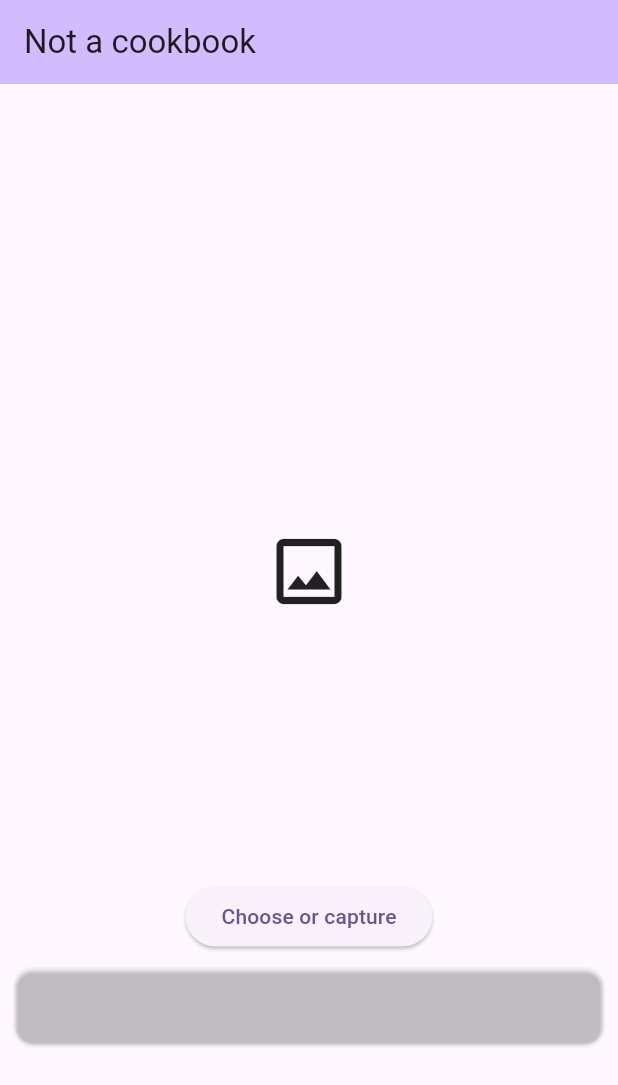
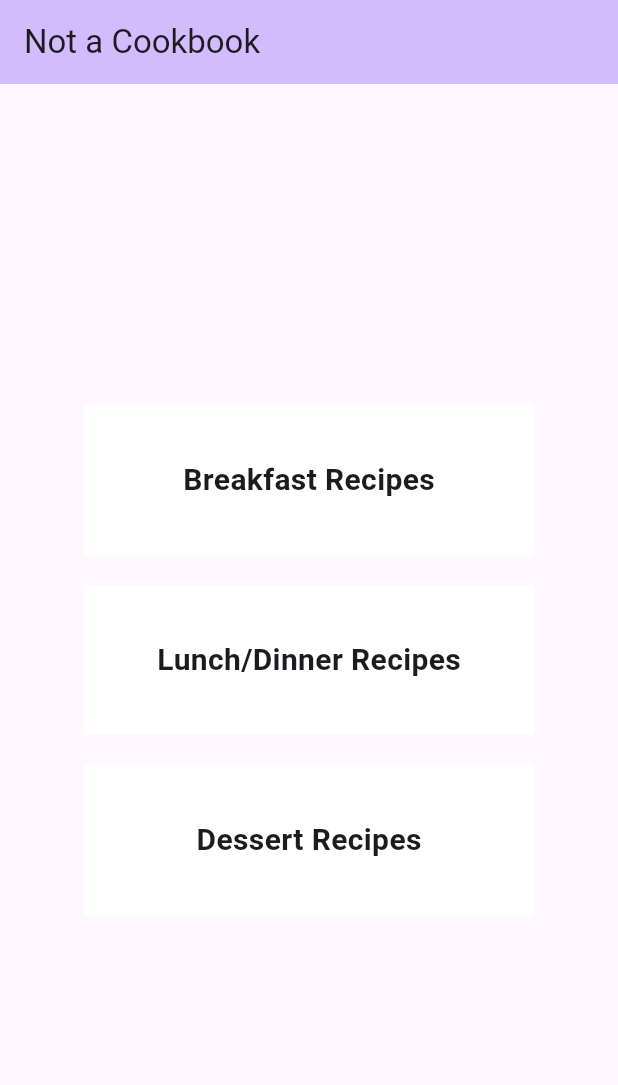
Before and after one commit to d-yaneva/notacookbook, a Flutter app: the screen it shows after launch, on a phone screen of 412 x 824 dp. Shown: the top 1085 px of the screen. Run offline on Flutter 3.47's test engine with Material 3 defaults, Android fonts, the phone set to English and light mode, and no system bars; our stand-ins replace image_picker; missing offline and left inert: google_mlkit_image_labeling.

Commit message:
home screen added

```diff
--- a/lib/main.dart
+++ b/lib/main.dart
@@ -1,11 +1,5 @@
-import 'dart:io';
-
 import 'package:flutter/material.dart';
-import 'package:google_mlkit_image_labeling/google_mlkit_image_labeling.dart';
-import 'package:image_picker/image_picker.dart';
-import 'package:flutter/services.dart';
-import 'package:path/path.dart';
-import 'package:path_provider/path_provider.dart';
+import 'package:notacookbook/screens/home_screen.dart';
 
 void main() {
   runApp(const MyApp());
@@ -14,153 +8,15 @@ void main() {
 class MyApp extends StatelessWidget {
   const MyApp({super.key});
 
-  // This widget is the root of your application.
   @override
   Widget build(BuildContext context) {
     return MaterialApp(
       title: 'Flutter Demo',
       theme: ThemeData(
-
         colorScheme: ColorScheme.fromSeed(seedColor: Colors.deepPurple),
         useMaterial3: true,
       ),
-      home: const MyHomePage(title: 'Not a cookbook'),
+      home: const HomeScreen(title: 'Not a Cookbook'),
     );
   }
 }
-
-class MyHomePage extends StatefulWidget {
-  const MyHomePage({super.key, required this.title});
-  final String title;
-
-  @override
-  State<MyHomePage> createState() => _MyHomePageState();
-}
-
-class _MyHomePageState extends State<MyHomePage> {
-  File? image;
-  late ImagePicker imagePicker;
-  late ImageLabeler labeler;
-
-  @override
-  void initState() {
-
-    super.initState();
-    imagePicker = ImagePicker();
-
-    //  ImageLabelerOptions options = ImageLabelerOptions(confidenceThreshold: 0.6); // from 0 to 1
-    //  labeler = ImageLabeler(options: options);
-    loadModel();
-  }
-
-loadModel() async {
-  final modelPath = await getModelPath('assets/foods.tflite');
-final options = LocalLabelerOptions(
-  confidenceThreshold: 0.7,
-  modelPath: modelPath,
-);
- labeler = ImageLabeler(options: options);
-}
-
-   chooseImage()async{
-    XFile? selectedImage = await imagePicker.pickImage(source: ImageSource.gallery);
-    if(selectedImage != null){
-      image = File(selectedImage.path);
-      performImageLabeling();
-      setState(() {
-        image;
-      });
-    }
-
-  }
-
-   captureImage()async{
-    XFile? selectedImage = await imagePicker.pickImage(source: ImageSource.camera);
-    if(selectedImage != null){
-      image = File(selectedImage.path);
-      performImageLabeling();
-      setState(() {
-        image;
-      });
-    }
-
-  }
-
-String results = "";
-
-performImageLabeling() async {
-  results = "";
-
-InputImage inputImage = InputImage.fromFile(image!);
-
-final List<ImageLabel> labels = await labeler.processImage(inputImage);
-
-for (ImageLabel label in labels) {
-  final String text = label.label;
-  final int index = label.index;
-  final double confidence = label.confidence;
-
-  print(text+""+confidence.toString());
-  results+=text+""+confidence.toStringAsFixed(2)+"\n";
-
-  setState(() {
-    results;
-  });
-}
-
-}
-
-Future<String> getModelPath(String asset) async {
-  final path = '${(await getApplicationSupportDirectory()).path}/$asset';
-  await Directory(dirname(path)).create(recursive: true);
-  final file = File(path);
-  if (!await file.exists()) {
-    final byteData = await rootBundle.load(asset);
-    await file.writeAsBytes(byteData.buffer
-            .asUint8List(byteData.offsetInBytes, byteData.lengthInBytes));
-  }
-  return file.path;
-}
-
-  @override
-  Widget build(BuildContext context) {
-    return Scaffold(
-      appBar: AppBar(
-        backgroundColor: Theme.of(context).colorScheme.inversePrimary,
-        title: Text(widget.title),
-      ),
-      body: Center(
-        child:SingleChildScrollView(
-        child: Column(
-          mainAxisAlignment: MainAxisAlignment.center,
-          children: <Widget>[
-              Container(
-                width: MediaQuery.of(context).size.width,
-                height: MediaQuery.of(context).size.height/2,
-                child: image == null
-                    ? Icon(Icons.image_outlined, size: 58)
-                    : Image.file(image!),
-              ),
-            ElevatedButton(onPressed: () {
-              chooseImage();
-            },onLongPress: (){
-              captureImage();
-            },
-             child: const Text('Choose or capture')),
-            Card(
-              color: Colors.white10,
-              child: Container(
-                child:Text(results,style: TextStyle(fontSize: 21),),
-                width: MediaQuery.of(context).size.width,
-                padding: EdgeInsets.all(10),
-
-              ) ,
-               margin: EdgeInsets.all(10),
-            )
-          ],
-        ),
-        ),
-      ),
-    );
-  }
-}
--- /dev/null
+++ b/lib/screens/home_screen.dart
@@ -0,0 +1,102 @@
+import 'dart:io';
+import 'package:flutter/material.dart';
+
+class HomeScreen extends StatelessWidget {
+  const HomeScreen({super.key, required this.title});
+  final String title;
+
+  @override
+  Widget build(BuildContext context) {
+    return Scaffold(
+      appBar: AppBar(
+        backgroundColor: Theme.of(context).colorScheme.inversePrimary,
+        title: Text(title),
+      ),
+      body: Center(
+        child: Column(
+          mainAxisAlignment: MainAxisAlignment.center,
+          children: [
+            GestureDetector(
+              onTap: () => Navigator.push(
+                context,
+                MaterialPageRoute(
+                  builder: (context) => RecipeListScreen(type: 'Breakfast'),
+                ),
+              ),
+              child: Container(
+                width: 300,
+                height: 100,
+                margin: const EdgeInsets.all(10),
+                color: Colors.white,
+                alignment: Alignment.center,
+                child: const Text(
+                  'Breakfast Recipes',
+                  style: TextStyle(fontSize: 20, fontWeight: FontWeight.bold),
+                ),
+              ),
+            ),
+            GestureDetector(
+              onTap: () => Navigator.push(
+                context,
+                MaterialPageRoute(
+                  builder: (context) => RecipeListScreen(type: 'Lunch/Dinner'),
+                ),
+              ),
+              child: Container(
+                width: 300,
+                height: 100,
+                margin: const EdgeInsets.all(10),
+                color: Colors.white,
+                alignment: Alignment.center,
+                child: const Text(
+                  'Lunch/Dinner Recipes',
+                  style: TextStyle(fontSize: 20, fontWeight: FontWeight.bold),
+                ),
+              ),
+            ),
+            GestureDetector(
+              onTap: () => Navigator.push(
+                context,
+                MaterialPageRoute(
+                  builder: (context) => RecipeListScreen(type: 'Dessert'),
+                ),
+              ),
+              child: Container(
+                width: 300,
+                height: 100,
+                margin: const EdgeInsets.all(10),
+                color: Colors.white,
+                alignment: Alignment.center,
+                child: const Text(
+                  'Dessert Recipes',
+                  style: TextStyle(fontSize: 20, fontWeight: FontWeight.bold),
+                ),
+              ),
+            ),
+          ],
+        ),
+      ),
+    );
+  }
+}
+
+class RecipeListScreen extends StatelessWidget {
+  final String type;
+
+  const RecipeListScreen({super.key, required this.type});
+
+  @override
+  Widget build(BuildContext context) {
+    return Scaffold(
+      appBar: AppBar(
+        title: Text('$type Recipes'),
+      ),
+      body: Center(
+        child: Text(
+          'This is the layout for $type recipes.',
+          style: const TextStyle(fontSize: 18),
+        ),
+      ),
+    );
+  }
+}
```
Also changed, not shown: lib/features/recipe_model.dart (added, +18 -0 lines), lib/screens/get_food_screen.dart (added, +143 -0 lines), lib/screens/recipe_list.dart (added), lib/screens/recipe_screen.dart (added).
